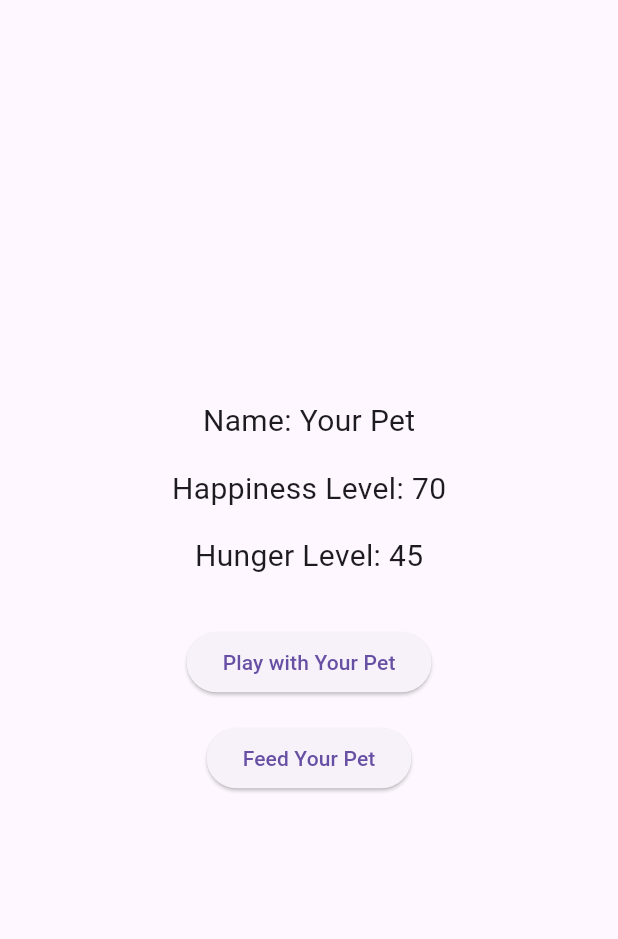
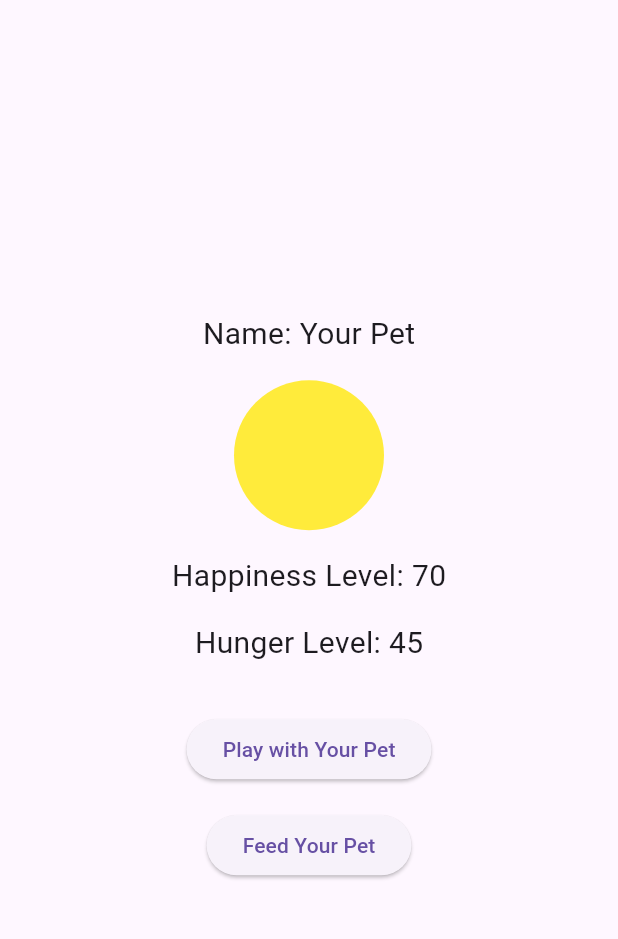
Before and after one commit to diobriggs/Mobile-App-Development-In-Class-Team-Project, a Flutter app: the screen it shows after launch, after a tap on "Play with Your Pet", after a tap on "Feed Your Pet", on a phone screen of 412 x 824 dp, the part 63-1002 px from its top. Run offline on Flutter 3.47's test engine with Material 3 defaults, Android fonts, the light colour scheme and no system bars.

Commit message:
dynamic pet color changes based on certain criteria

```diff
--- a/lib/main.dart
+++ b/lib/main.dart
@@ -15,12 +15,25 @@ class _DigitalPetAppState extends State<DigitalPetApp> {
   String petName = "Your Pet";
   int happinessLevel = 50;
   int hungerLevel = 50;
+  Color petColor = Colors.yellow; // Initial color for "Neutral" mood
+
+  // Function to update the pet's color based on happiness level
+  void _updatePetAppearance() {
+    if (happinessLevel > 70) {
+      petColor = Colors.green; // Happy
+    } else if (happinessLevel >= 30 && happinessLevel <= 70) {
+      petColor = Colors.yellow; // Neutral
+    } else {
+      petColor = Colors.red; // Unhappy
+    }
+  }
 
   // Function to increase happiness and update hunger when playing with the pet
   void _playWithPet() {
     setState(() {
       happinessLevel = (happinessLevel + 10).clamp(0, 100);
       _updateHunger();
+      _updatePetAppearance(); // Update appearance based on new happiness level
     });
   }
 
@@ -29,6 +42,7 @@ class _DigitalPetAppState extends State<DigitalPetApp> {
     setState(() {
       hungerLevel = (hungerLevel - 10).clamp(0, 100);
       _updateHappiness();
+      _updatePetAppearance(); // Update appearance based on new happiness level
     });
   }
 
@@ -65,6 +79,16 @@ class _DigitalPetAppState extends State<DigitalPetApp> {
               style: TextStyle(fontSize: 20.0),
             ),
             SizedBox(height: 16.0),
+            // Display pet's happiness with color change
+            Container(
+              height: 100,
+              width: 100,
+              decoration: BoxDecoration(
+                color: petColor, // Color of the pet based on happiness
+                shape: BoxShape.circle,
+              ),
+            ),
+            SizedBox(height: 16.0),
             Text(
               'Happiness Level: $happinessLevel',
               style: TextStyle(fontSize: 20.0),
```
